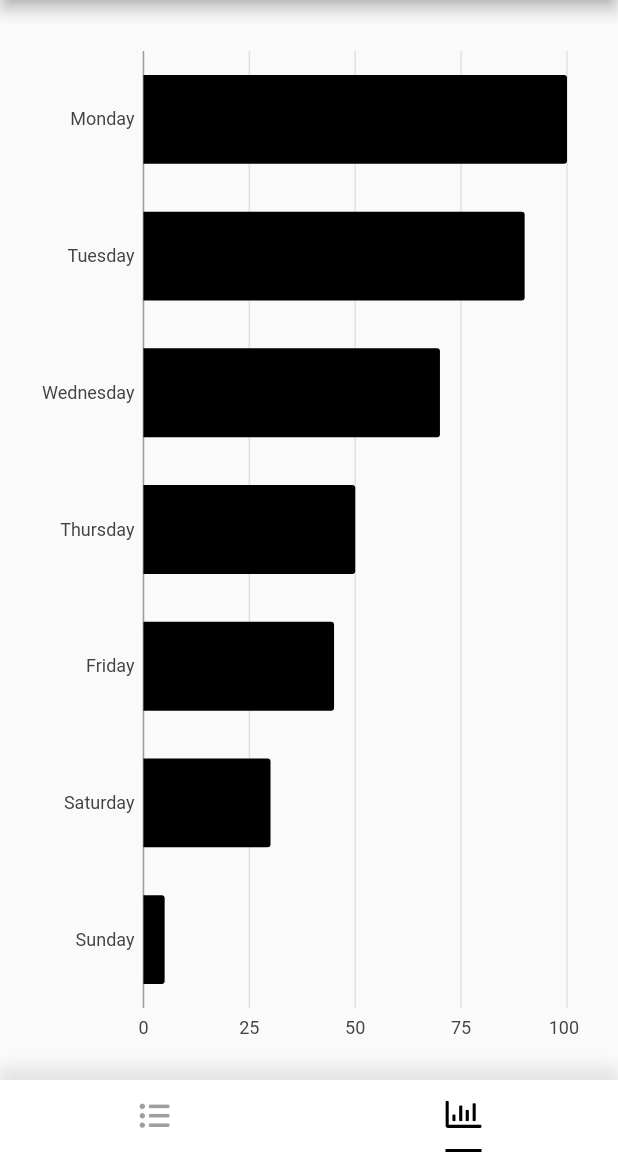
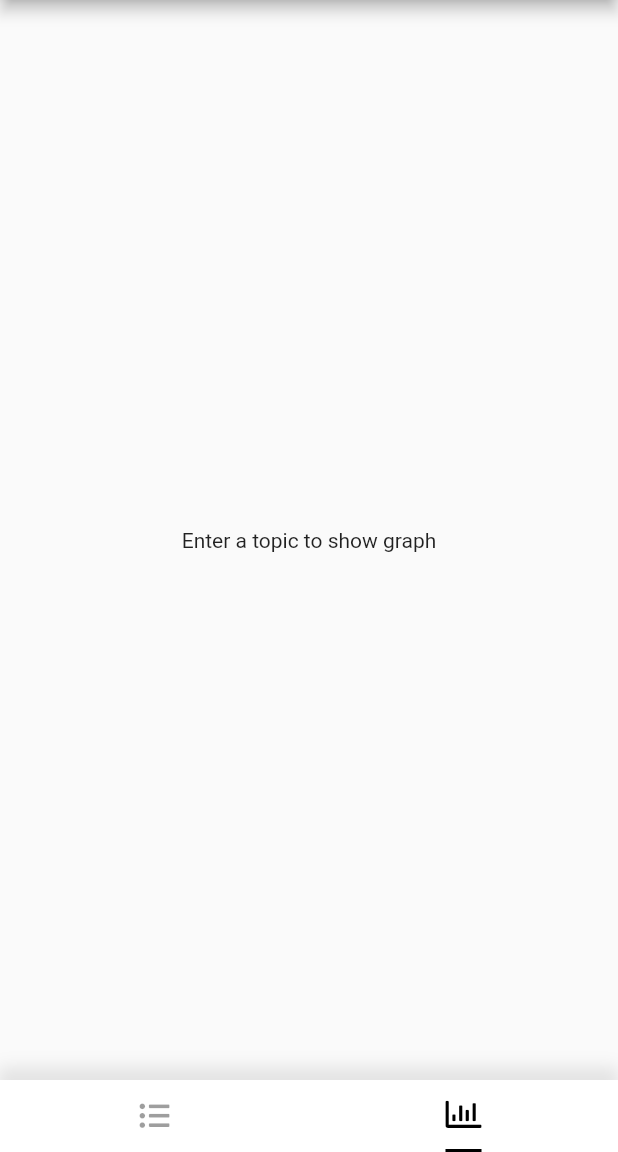
Before and after one commit to munashif-muhsin/news_app, a Flutter app: the screen it shows after launch, tab 2 chosen, on a phone screen of 412 x 824 dp, the part 84-1236 px from its top. Run offline on Flutter 3.47's test engine with Material 2 defaults, Android fonts, the phone set to English and light mode, and no system bars; our stand-ins replace charts_flutter, font_awesome_flutter.

Commit message:
added iot graph to apis

```diff
--- a/lib/pages/iot_page.dart
+++ b/lib/pages/iot_page.dart
@@ -1,5 +1,6 @@
 import 'package:flutter/material.dart';
 import 'package:charts_flutter/flutter.dart' as charts;
+import 'package:news_app/blocs/interest_ot_bloc.dart';
 import 'package:news_app/modal/interest_per_day.dart';
 
 class IOTPage extends StatefulWidget {
@@ -8,26 +9,9 @@ class IOTPage extends StatefulWidget {
 }
 
 class _IOTPageState extends State<IOTPage> {
-  List<charts.Series<InterestPerDay, String>> _createChartData() {
-    final data = [
-      InterestPerDay('Monday', 100),
-      InterestPerDay('Tuesday', 90),
-      InterestPerDay('Wednesday', 70),
-      InterestPerDay('Thursday', 50),
-      InterestPerDay('Friday', 45),
-      InterestPerDay('Saturday', 30),
-      InterestPerDay('Sunday', 5),
-    ];
-
-    return [
-      charts.Series<InterestPerDay, String>(
-          id: 'InterestPerDay',
-          colorFn: (_, __) => charts.MaterialPalette.black,
-          domainFn: (InterestPerDay item, _) => item.day,
-          measureFn: (InterestPerDay item, _) => item.hits,
-          data: data)
-    ];
-  }
+  InterestOverTimeBloc _timeBloc = InterestOverTimeBloc();
+  TextEditingController _editingController = TextEditingController();
+  bool _showCancel = false;
 
   @override
   Widget build(BuildContext context) {
@@ -35,6 +19,16 @@ class _IOTPageState extends State<IOTPage> {
       appBar: AppBar(
         title: Container(
           child: TextField(
+            controller: _editingController,
+            onEditingComplete: () {
+              FocusScope.of(context).requestFocus(FocusNode());
+              if (_editingController.text.isNotEmpty) {
+                _refreshFeed(_editingController.text);
+                setState(() {
+                  _showCancel = true;
+                });
+              }
+            },
             cursorColor: Colors.white,
             style: TextStyle(color: Colors.white),
             decoration: InputDecoration(
@@ -43,11 +37,53 @@ class _IOTPageState extends State<IOTPage> {
             ),
           ),
         ),
+        actions: <Widget>[
+          AnimatedOpacity(
+            opacity: _showCancel ? 1 : 0,
+            duration: Duration(milliseconds: 200),
+            child: IconButton(
+              icon: Icon(Icons.cancel),
+              onPressed: () {
+                _editingController.clear();
+                setState(() {
+                  _showCancel = false;
+                });
+              },
+            ),
+          ),
+        ],
       ),
       body: Container(
         padding: EdgeInsets.all(20),
-        child: charts.BarChart(_createChartData(), animate: true, vertical: false,),
+        child: StreamBuilder<charts.Series<InterestPerDay, String>>(
+          stream: _timeBloc.iotStream,
+          initialData: null,
+          builder: (BuildContext context, AsyncSnapshot snapshot) {
+            if (_editingController.text.isEmpty) {
+              return Center(
+                child: Text('Enter a topic to show graph'),
+              );
+            }
+            if(snapshot.data == null) {
+              return Center(child: CircularProgressIndicator(),);
+            }
+            if (snapshot.hasData) {
+              return charts.BarChart(
+                [snapshot.data],
+                animate: true,
+                vertical: false,
+              );
+            }
+            return Center(
+              child: Text('Something went wrong. Please try again later'),
+            );
+          },
+        ),
       ),
     );
   }
+
+  void _refreshFeed(String text) {
+    _timeBloc.getData(text);
+  }
 }
```
Also changed, not shown: lib/blocs/interest_ot_bloc.dart (added, +68 -0 lines), lib/services/news_service.dart (+26 -4 lines).
